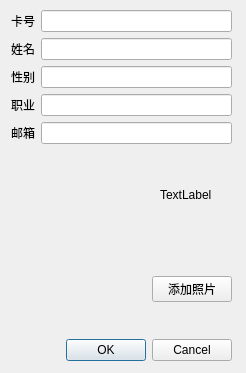
Qt form Attendance/UserEditDialog.ui (embpgp/attendance) before a commit.
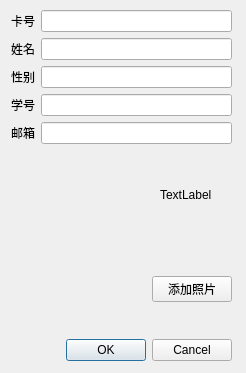
The same form after that commit.

```diff
--- a/Attendance/UserEditDialog.ui
+++ b/Attendance/UserEditDialog.ui
@@ -13,7 +13,7 @@
   <property name="windowTitle">
    <string>User Edit Dialog</string>
   </property>
-  <widget class="QWidget" name="">
+  <widget class="QWidget" name="layoutWidget">
    <property name="geometry">
     <rect>
      <x>11</x>
@@ -51,7 +51,7 @@
       <item row="4" column="0">
        <widget class="QLabel" name="label_4">
         <property name="text">
-         <string>职业</string>
+         <string>学号</string>
         </property>
        </widget>
       </item>
```
